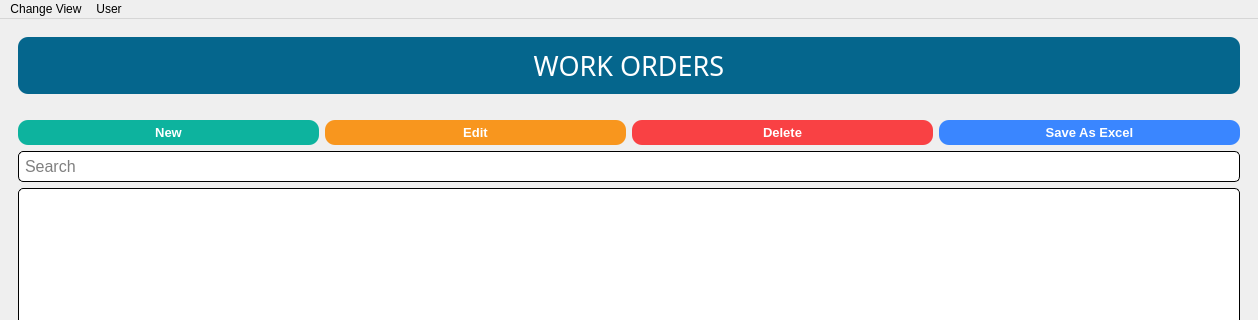
Before: the Qt Designer form conu/ui/ui_files/MainWindow.ui in Soapey/PyConu, drawn with Qt 5; both pictures show x 0 to 1258 and y 0 to 320 of the 1258 by 904 pixel window.
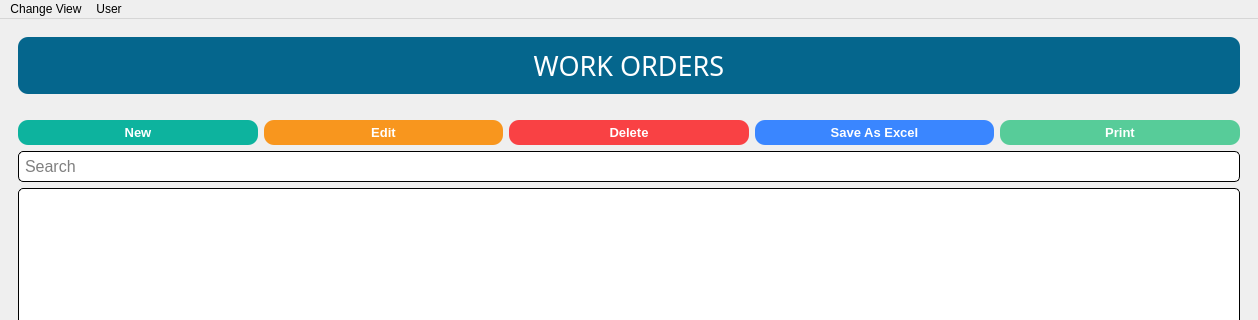
After: the same form once the commit is applied.

```diff
--- a/conu/ui/ui_files/MainWindow.ui
+++ b/conu/ui/ui_files/MainWindow.ui
@@ -15,7 +15,7 @@
   </property>
   <widget class="QWidget" name="centralwidget">
    <layout class="QGridLayout" name="gridLayout">
-    <item row="0" column="0" rowspan="2">
+    <item row="0" column="0">
      <widget class="QStackedWidget" name="page_handler">
       <property name="styleSheet">
        <string notr="true"/>
@@ -535,7 +535,7 @@
             <rect>
              <x>0</x>
              <y>0</y>
-             <width>98</width>
+             <width>38</width>
              <height>38</height>
             </rect>
            </property>
@@ -3049,8 +3049,8 @@
             <rect>
              <x>0</x>
              <y>0</y>
-             <width>98</width>
-             <height>38</height>
+             <width>38</width>
+             <height>183</height>
             </rect>
            </property>
            <layout class="QGridLayout" name="gridLayout_16">
@@ -3894,8 +3894,8 @@
             <rect>
              <x>0</x>
              <y>0</y>
-             <width>98</width>
-             <height>38</height>
+             <width>50</width>
+             <height>200</height>
             </rect>
            </property>
            <layout class="QGridLayout" name="gridLayout_21">
@@ -4745,7 +4745,41 @@
           </property>
          </widget>
         </item>
-        <item row="0" column="0" colspan="4">
+        <item row="1" column="4">
+         <widget class="QPushButton" name="workorder_listingview_btnPrint">
+          <property name="font">
+           <font>
+            <family>Arial</family>
+            <pointsize>10</pointsize>
+            <weight>75</weight>
+            <bold>true</bold>
+           </font>
+          </property>
+          <property name="cursor">
+           <cursorShape>PointingHandCursor</cursorShape>
+          </property>
+          <property name="focusPolicy">
+           <enum>Qt::NoFocus</enum>
+          </property>
+          <property name="styleSheet">
+           <string notr="true">QPushButton {
+	color: white;
+    background-color: #57cc99;
+    border-style: outset;
+    border-radius: 10px;
+    padding: 5px;
+}
+
+QPushButton:hover {
+	    background-color: #80ed99;
+}</string>
+          </property>
+          <property name="text">
+           <string>Print</string>
+          </property>
+         </widget>
+        </item>
+        <item row="0" column="0" colspan="5">
          <widget class="QLabel" name="label_54">
           <property name="font">
            <font>
@@ -4771,7 +4805,7 @@
           </property>
          </widget>
         </item>
-        <item row="2" column="0" colspan="4">
+        <item row="2" column="0" colspan="5">
          <widget class="QLineEdit" name="workorder_listingview_txtSearch">
           <property name="font">
            <font>
@@ -4802,7 +4836,7 @@
           </property>
          </widget>
         </item>
-        <item row="3" column="0" colspan="4">
+        <item row="3" column="0" colspan="5">
          <widget class="QTableWidget" name="workorder_listingview_tblWorkOrder">
           <property name="focusPolicy">
            <enum>Qt::ClickFocus</enum>
```
